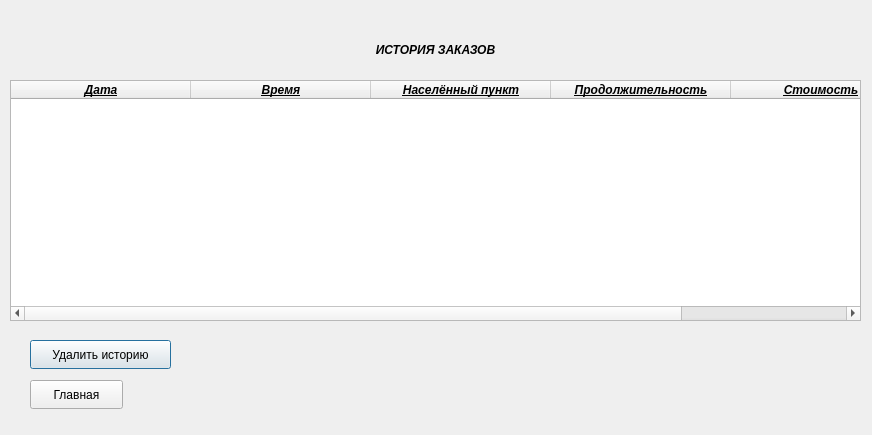
Old version of the form istoria10.ui in the repository Rina-key/kursach1.
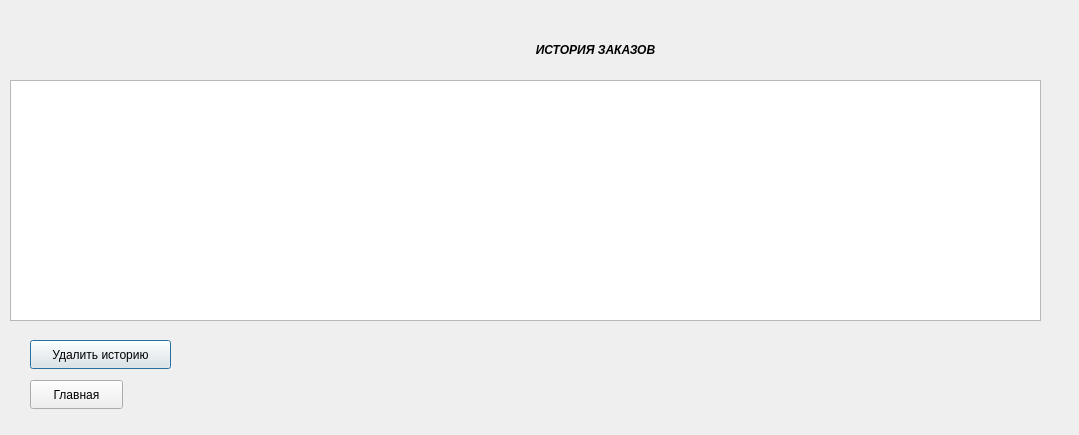
New version of the form.

```diff
--- a/istoria10.ui
+++ b/istoria10.ui
@@ -6,142 +6,49 @@
    <rect>
     <x>0</x>
     <y>0</y>
-    <width>872</width>
+    <width>1079</width>
     <height>435</height>
    </rect>
   </property>
   <property name="windowTitle">
    <string>Dialog</string>
   </property>
-  <widget class="QTableWidget" name="tableWidget">
+  <widget class="QTableView" name="tableView">
    <property name="geometry">
     <rect>
      <x>10</x>
      <y>80</y>
-     <width>851</width>
+     <width>1031</width>
      <height>241</height>
     </rect>
    </property>
    <property name="lineWidth">
     <number>7</number>
    </property>
-   <attribute name="horizontalHeaderCascadingSectionResizes">
-    <bool>true</bool>
-   </attribute>
-   <attribute name="horizontalHeaderDefaultSectionSize">
+   <attribute name="horizontalHeaderMinimumSectionSize">
     <number>180</number>
    </attribute>
-   <attribute name="horizontalHeaderShowSortIndicator" stdset="0">
+   <attribute name="horizontalHeaderHighlightSections">
     <bool>true</bool>
    </attribute>
    <attribute name="horizontalHeaderStretchLastSection">
     <bool>true</bool>
    </attribute>
+   <attribute name="verticalHeaderVisible">
+    <bool>true</bool>
+   </attribute>
    <attribute name="verticalHeaderCascadingSectionResizes">
     <bool>false</bool>
    </attribute>
    <attribute name="verticalHeaderMinimumSectionSize">
     <number>50</number>
    </attribute>
-   <attribute name="verticalHeaderDefaultSectionSize">
-    <number>50</number>
+   <attribute name="verticalHeaderHighlightSections">
+    <bool>false</bool>
    </attribute>
-   <column>
-    <property name="text">
-     <string>Дата</string>
-    </property>
-    <property name="font">
-     <font>
-      <italic>true</italic>
-      <bold>true</bold>
-      <underline>true</underline>
-     </font>
-    </property>
-    <property name="background">
-     <color alpha="30">
-      <red>0</red>
-      <green>0</green>
-      <blue>0</blue>
-     </color>
-    </property>
-   </column>
-   <column>
-    <property name="text">
-     <string>Время</string>
-    </property>
-    <property name="font">
-     <font>
-      <italic>true</italic>
-      <bold>true</bold>
-      <underline>true</underline>
-     </font>
-    </property>
-    <property name="background">
-     <color alpha="30">
-      <red>0</red>
-      <green>0</green>
-      <blue>0</blue>
-     </color>
-    </property>
-   </column>
-   <column>
-    <property name="text">
-     <string>Населённый пункт</string>
-    </property>
-    <property name="font">
-     <font>
-      <italic>true</italic>
-      <bold>true</bold>
-      <underline>true</underline>
-      <strikeout>false</strikeout>
-     </font>
-    </property>
-    <property name="background">
-     <color alpha="30">
-      <red>0</red>
-      <green>0</green>
-      <blue>0</blue>
-     </color>
-    </property>
-   </column>
-   <column>
-    <property name="text">
-     <string>Продолжительность</string>
-    </property>
-    <property name="font">
-     <font>
-      <italic>true</italic>
-      <bold>true</bold>
-      <underline>true</underline>
-     </font>
-    </property>
-    <property name="background">
-     <color alpha="30">
-      <red>0</red>
-      <green>0</green>
-      <blue>0</blue>
-     </color>
-    </property>
-   </column>
-   <column>
-    <property name="text">
-     <string>Стоимость</string>
-    </property>
-    <property name="font">
-     <font>
-      <italic>true</italic>
-      <bold>true</bold>
-      <underline>true</underline>
-     </font>
-    </property>
-    <property name="background">
-     <color alpha="30">
-      <red>0</red>
-      <green>0</green>
-      <blue>0</blue>
-     </color>
-    </property>
-   </column>
+   <attribute name="verticalHeaderStretchLastSection">
+    <bool>false</bool>
+   </attribute>
   </widget>
   <widget class="QPushButton" name="pushButton">
    <property name="geometry">
@@ -172,7 +79,7 @@
   <widget class="QLabel" name="label">
    <property name="geometry">
     <rect>
-     <x>360</x>
+     <x>520</x>
      <y>40</y>
      <width>151</width>
      <height>20</height>
```
Left out of the diff: 2 changed lines with no effect on the pictures.
